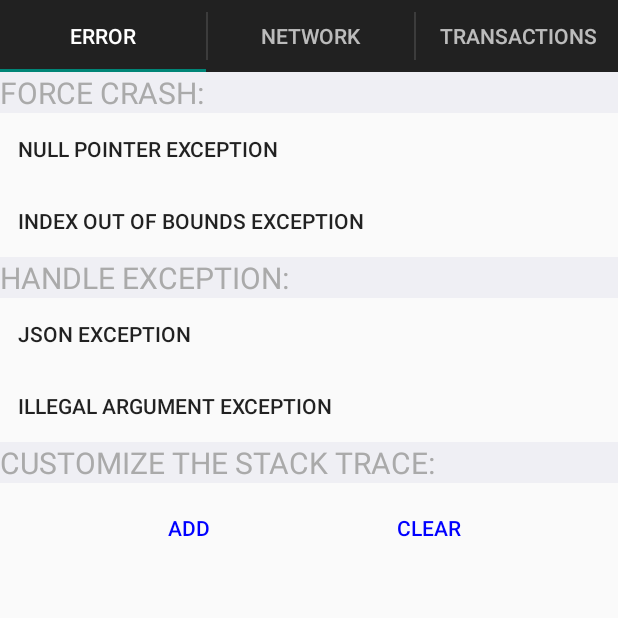
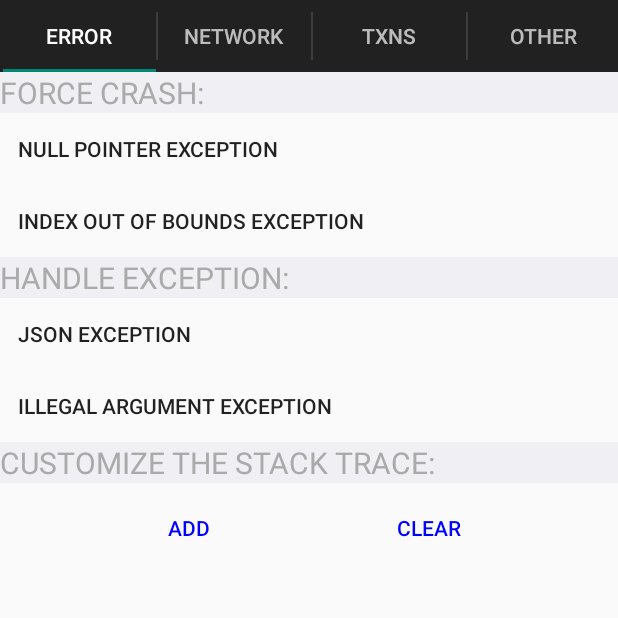
Before and after one commit to crittercism/crittercism-example-apps, an Android app: the screen it shows after launch (MainActivity), on a phone screen of 412 x 824 dp, the top half of it. Run offline under Robolectric (Android 15) with nearby library versions, the phone set to English and light mode, and no system bars; 1 statement that could not run was skipped.

Commit message:
Rename Transactions tab to Txns
This allows all 4 tabs to fit on one screen for devices with
smaller displays.

```diff
--- a/android/app/src/main/java/com/crittercism/MainActivity.java
+++ b/android/app/src/main/java/com/crittercism/MainActivity.java
@@ -22,7 +22,7 @@ public class MainActivity extends ActionBarActivity implements ActionBar.TabList
     private ActionBar actionBar;
     private TabPagerAdapter tabPagerAdapter;
 
-    private String[] tabs = { "Error", "Network", "Transactions", "Other" };
+    private String[] tabs = { "Error", "Network", "Txns", "Other" };
 
     @Override
     protected void onCreate(Bundle savedInstanceState) {
```
